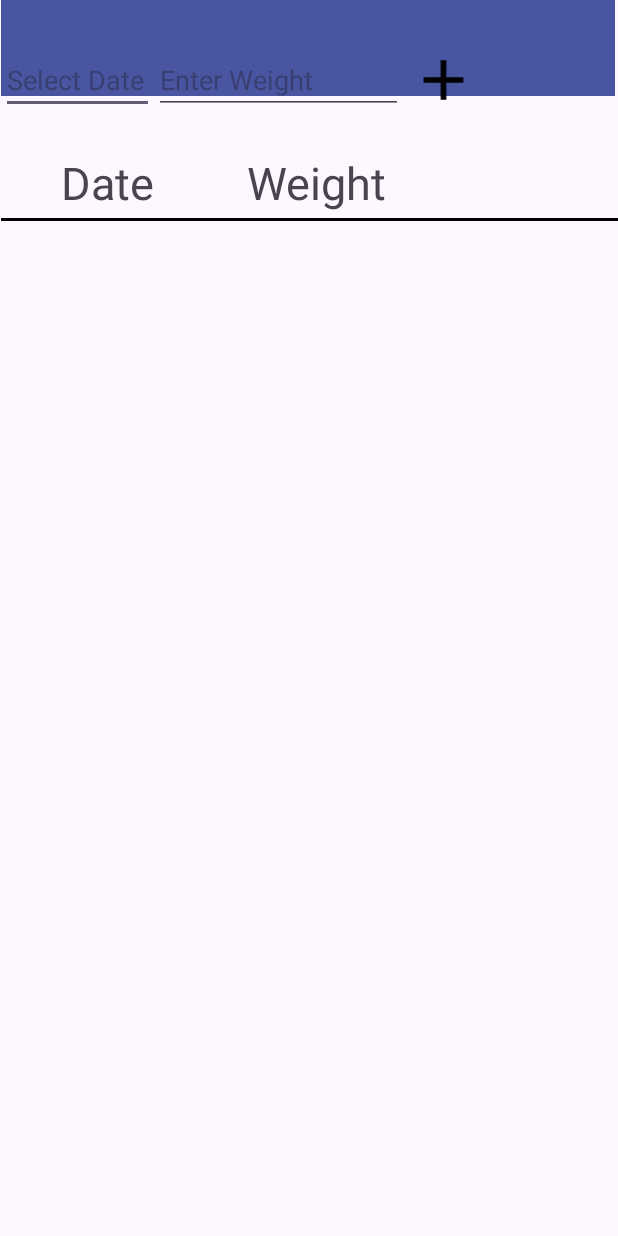
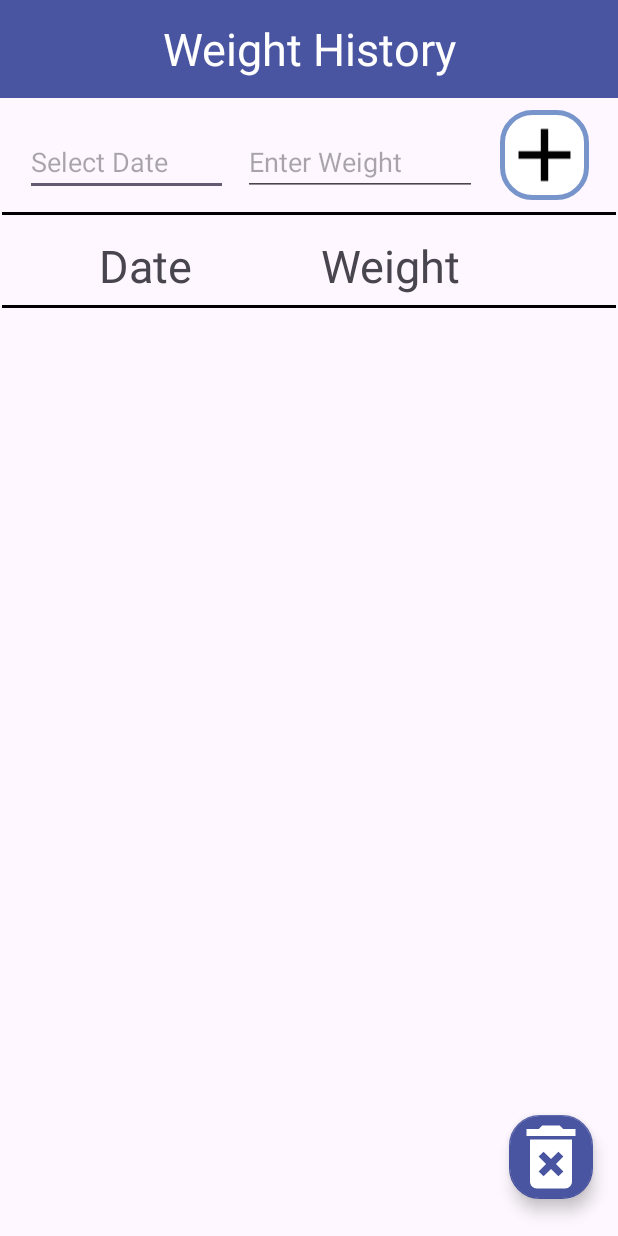
Before and after one commit to SeanMichael87/WeightTrackingApp, an Android app: the layout history.xml on its own in the app's theme, with its tools: preview values and no code run, on a phone screen of 412 x 824 dp. Run offline under Robolectric (Android 15) with nearby library versions, the phone set to English and light mode, and no system bars.

Commit message:
History page

```diff
--- a/app/src/main/res/drawable/baseline_delete_forever_24.xml
+++ b/app/src/main/res/drawable/baseline_delete_forever_24.xml
@@ -1,4 +1,4 @@
-<vector android:height="24dp" android:tint="#282727"
+<vector android:height="24dp" android:tint="@color/white"
     android:viewportHeight="24" android:viewportWidth="24"
     android:width="24dp" xmlns:android="http://schemas.android.com/apk/res/android">
     <path android:fillColor="@android:color/white" android:pathData="M6,19c0,1.1 0.9,2 2,2h8c1.1,0 2,-0.9 2,-2L18,7L6,7v12zM8.46,11.88l1.41,-1.41L12,12.59l2.12,-2.12 1.41,1.41L13.41,14l2.12,2.12 -1.41,1.41L12,15.41l-2.12,2.12 -1.41,-1.41L10.59,14l-2.13,-2.12zM15.5,4l-1,-1h-5l-1,1L5,4v2h14L19,4z"/>
--- a/app/src/main/res/drawable/table_lines.xml
+++ b/app/src/main/res/drawable/table_lines.xml
@@ -2,8 +2,7 @@
 <layer-list xmlns:android="http://schemas.android.com/apk/res/android">
     <item
         android:left = "-2dp"
-        android:right = "-2dp"
-        android:top = "-2dp">
+        android:right = "-2dp">
         <shape
             android:shape="rectangle" >
 
--- a/app/src/main/res/layout/history.xml
+++ b/app/src/main/res/layout/history.xml
@@ -5,51 +5,53 @@
     android:layout_width="match_parent"
     android:layout_height="match_parent">
 
-    <androidx.appcompat.widget.Toolbar
-        android:id="@+id/toolbar2"
-        android:layout_width="409dp"
-        android:layout_height="wrap_content"
-        android:layout_marginEnd="2dp"
-        android:background="@color/blue"
-        android:backgroundTint="@color/blue"
-        android:minHeight="?attr/actionBarSize"
-        android:theme="?attr/actionBarTheme"
-        app:layout_constraintEnd_toEndOf="parent"
-        app:layout_constraintStart_toStartOf="parent"
-        app:layout_constraintTop_toTopOf="parent" />
 
     <TableLayout
         android:id="@+id/tableLayout"
-        android:layout_width="411dp"
-        android:layout_height="827dp"
+        android:layout_width="409dp"
+        android:layout_height="140dp"
         android:orientation="vertical"
-        app:layout_constraintBottom_toBottomOf="parent"
         app:layout_constraintEnd_toEndOf="parent"
         app:layout_constraintStart_toStartOf="parent"
-        app:layout_constraintTop_toBottomOf="@+id/toolbar2">
-        <TableRow>
+        app:layout_constraintTop_toBottomOf="@+id/textView">
+
+        <TableRow android:layout_height="86dp">
+
             <EditText
+                android:layout_marginStart="15sp"
+                android:layout_marginTop="10sp"
+                android:autofillHints="Select Date"
                 android:hint="Select Date"
-                android:autofillHints="Select Date"
-                android:inputType="date" />
+                android:inputType="date"
+                android:paddingTop="20sp"
+                android:paddingEnd="40sp" />
+
             <EditText
+                android:layout_width="141dp"
+                android:layout_marginStart="10sp"
+                android:layout_marginTop="10sp"
+                android:autofillHints="Enter Weight"
                 android:hint="Enter Weight"
-                android:autofillHints="Enter Weight"
-                android:inputType="number"/>
+                android:inputType="number"
+                android:paddingTop="20sp" />
 
             <ImageView
-                android:layout_width="54dp"
-                android:layout_height="match_parent"
+                android:layout_width="59dp"
+                android:layout_height="60dp"
+                android:layout_marginStart="15sp"
+                android:layout_marginTop="8sp"
+                android:layout_marginBottom="8sp"
+                android:background="@drawable/daily_weight_box"
+                android:clickable="true"
+                android:contentDescription="add button"
                 android:src="@drawable/baseline_add_24" />
-
-
 
 
         </TableRow>
 
         <TableRow
             android:layout_width="match_parent"
-            android:layout_height="match_parent"
+            android:layout_height="100dp"
             android:background="@drawable/table_lines">
 
             <TextView
@@ -57,7 +59,8 @@
                 android:layout_width="wrap_content"
                 android:layout_height="51dp"
                 android:layout_marginStart="40dp"
-                android:layout_marginTop="20dp"
+                android:layout_marginTop="10dp"
+                android:layout_marginBottom="10dp"
                 android:gravity="center"
                 android:text="Date"
                 android:textSize="30sp" />
@@ -67,7 +70,7 @@
                 android:layout_width="116dp"
                 android:layout_height="51dp"
                 android:layout_marginStart="50dp"
-                android:layout_marginTop="20dp"
+                android:layout_marginTop="10dp"
                 android:backgroundTint="@null"
                 android:gravity="center"
                 android:text="Weight"
@@ -76,4 +79,53 @@
         </TableRow>
     </TableLayout>
 
+    <TextView
+        android:id="@+id/textView"
+        android:layout_width="match_parent"
+        android:layout_height="65dp"
+        android:background="@color/blue"
+        android:text="Weight History"
+        android:textSize="30sp"
+        android:textColor="@color/white"
+        android:gravity="center"
+        app:layout_constraintBottom_toTopOf="@+id/tableLayout"
+        app:layout_constraintEnd_toEndOf="parent"
+        app:layout_constraintStart_toStartOf="parent"
+        app:layout_constraintTop_toTopOf="parent" />
+
+    <ScrollView
+        android:id="@+id/scrollView2"
+        android:layout_width="413dp"
+        android:layout_height="685dp"
+        android:layout_marginStart="1dp"
+        android:layout_marginEnd="1dp"
+        android:contentDescription="Weight History"
+        app:layout_constraintBottom_toBottomOf="parent"
+        app:layout_constraintEnd_toEndOf="parent"
+        app:layout_constraintHorizontal_bias="1.0"
+        app:layout_constraintStart_toStartOf="parent"
+        app:layout_constraintTop_toBottomOf="@+id/tableLayout"
+        app:layout_constraintVertical_bias="0.0">
+
+        <LinearLayout
+            android:layout_width="match_parent"
+            android:layout_height="wrap_content"
+            android:orientation="vertical" />
+    </ScrollView>
+
+    <com.google.android.material.floatingactionbutton.FloatingActionButton
+        android:id="@+id/floatingActionButton"
+        android:layout_width="wrap_content"
+        android:layout_height="wrap_content"
+        android:clickable="true"
+        android:contentDescription="delete data"
+        app:layout_constraintBottom_toBottomOf="parent"
+        app:layout_constraintEnd_toEndOf="parent"
+        app:layout_constraintHorizontal_bias="0.954"
+        app:layout_constraintStart_toStartOf="parent"
+        app:layout_constraintTop_toBottomOf="@+id/tableLayout"
+        app:layout_constraintVertical_bias="0.956"
+        app:srcCompat="@drawable/baseline_delete_forever_24"
+        app:maxImageSize="56dp"/>
+
 </androidx.constraintlayout.widget.ConstraintLayout>
--- a/app/src/main/res/values/themes.xml
+++ b/app/src/main/res/values/themes.xml
@@ -3,7 +3,41 @@
     <style name="Base.Theme.WeightTrackerApp" parent="Theme.Material3.DayNight.NoActionBar">
         <!-- Customize your light theme here. -->
          <item name="colorPrimary">@color/lt_blue</item>
+         <item name="floatingActionButtonStyle">@style/Widget.App.FloatingActionButton</item>
     </style>
 
     <style name="Theme.WeightTrackerApp" parent="Base.Theme.WeightTrackerApp" />
+
+    <style name="Widget.App.FloatingActionButton" parent="Widget.MaterialComponents.FloatingActionButton">
+
+        <!--the following attribute will changes in the appearance of
+            the normal FAB in terms of colors-->
+        <item name="materialThemeOverlay">@style/myCustomThemeForNormalFab</item>
+
+        <!--the following attribute will change in the shape appearance of the normal FAB-->
+        <item name="shapeAppearanceOverlay">@style/customNormalFAB</item>
+    </style>
+
+    <style name="customNormalFAB">
+
+        <!--for the normal FAB the cornerFamily is given the value as the rounded-->
+        <!--in this case it has been done to differentiate the
+            themes of the normal FAB and extended FAB-->
+        <item name="cornerFamily">rounded</item>
+
+        <!--and the cornerSize makes rounded corner for all
+            4 corners of the FAB as 20dp radius-->
+        <item name="cornerSize">20dp</item>
+
+    </style>
+
+    <style name="myCustomThemeForNormalFab" parent="">
+
+        <!--for the extended FAB the cornerFamily is given the value as the cut-->
+        <item name="colorSecondary">@color/blue</item>
+
+        <!--this attribute gives makes the change in the text and icon color of the FAB-->
+        <item name="colorOnSecondary">@android:color/white</item>
+
+    </style>
 </resources>
```
